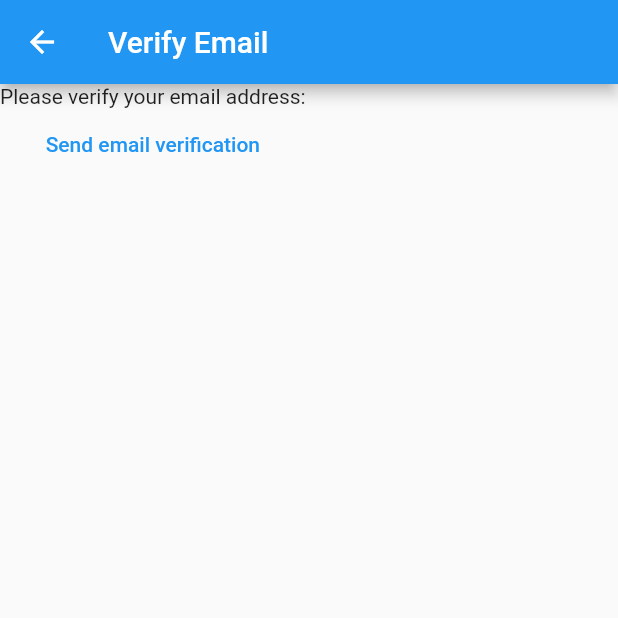
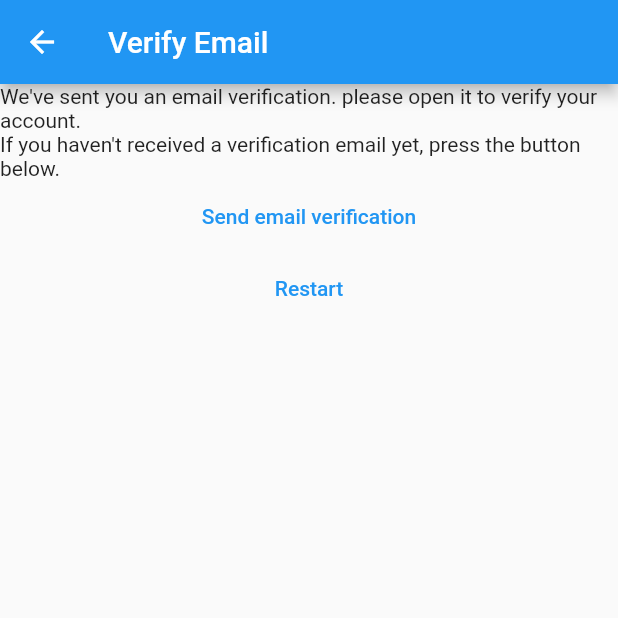
Before and after one commit to Euphoria99/NoteVerse-flutter, a Flutter app: the VerifyEmailView screen opened directly, on a phone screen of 412 x 824 dp, the top half of it. Run offline on Flutter 3.47's test engine with Material 2 defaults, Android fonts, the phone set to English and light mode, and no system bars; our stand-ins replace firebase_auth, firebase_core; accounts and stored records are empty.

Commit message:
ErrorHandling in R-View,Nxt-Screen Registration-1

```diff
--- a/lib/constants/routes.dart
+++ b/lib/constants/routes.dart
@@ -1,3 +1,4 @@
 const loginRoute = '/login/';
-const  registerRoute = '/register/';
+const registerRoute = '/register/';
 const notesRoutes = '/notes/';
+const VerifyEmailRoute = '/verify-email/';
--- a/lib/main.dart
+++ b/lib/main.dart
@@ -4,6 +4,7 @@
 import 'package:myfirstnotes/constants/routes.dart';
 import 'package:myfirstnotes/views/login_view.dart';
 import 'package:myfirstnotes/views/register_view.dart';
+import 'package:myfirstnotes/views/verify_email_view.dart';
 import 'dart:developer' as devtools show log;
 
 import 'firebase_options.dart';
@@ -21,6 +22,7 @@
         loginRoute: (context) => const LoginView(),
         registerRoute: (context) => const RegisterView(),
         notesRoutes: ((context) => const NotesView()),
+        VerifyEmailRoute:(context) => const VerifyEmailView(),
       },
     ),
   );
@@ -43,7 +45,7 @@
               if (user.emailVerified) {
                 return const NotesView();
               } else {
-                return const NotesView();
+                return const VerifyEmailView();
               }
             } else {
               return const LoginView();
--- a/lib/views/verify_email_view.dart
+++ b/lib/views/verify_email_view.dart
@@ -1,6 +1,7 @@
 import 'package:firebase_auth/firebase_auth.dart';
 
 import 'package:flutter/material.dart';
+import 'package:myfirstnotes/constants/routes.dart';
 
 class VerifyEmailView extends StatefulWidget {
   const VerifyEmailView({Key? key}) : super(key: key);
@@ -18,13 +19,24 @@
       ),
       body: Column(
         children: [
-          const Text('Please verify your email address:'),
+          const Text(
+              "We've sent you an email verification. please open it to verify your account."),
+          const Text(
+              "If you haven't received a verification email yet, press the button below."),
           TextButton(
             onPressed: () async {
               final user = FirebaseAuth.instance.currentUser;
               await user?.sendEmailVerification();
             },
             child: const Text('Send email verification'),
+          ),
+          TextButton(
+            onPressed: () async {
+              await FirebaseAuth.instance.signOut();
+              Navigator.of(context)
+                  .pushNamedAndRemoveUntil(registerRoute, (route) => false);
+            },
+            child: const Text('Restart'),
           )
         ],
       ),
```
Also changed, not shown: lib/views/register_view.dart (+27 -8 lines).
